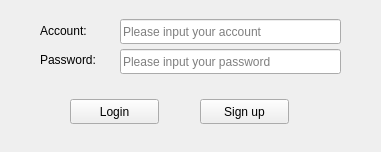
This is loginwindow.ui in Fyy10/File-Backup-System as Qt 5 draws it before an edit. The edited form follows.
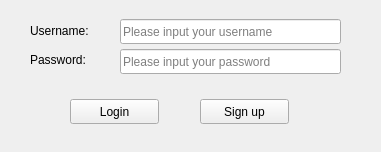
This is the edited form.

Commit message: modify login window & main window

Patch:
```diff
--- a/loginwindow.ui
+++ b/loginwindow.ui
@@ -42,22 +42,22 @@
   <widget class="QLabel" name="AccountLabel">
    <property name="geometry">
     <rect>
-     <x>40</x>
+     <x>30</x>
      <y>20</y>
-     <width>71</width>
+     <width>81</width>
      <height>21</height>
     </rect>
    </property>
    <property name="text">
-    <string>Account:</string>
+    <string>Username:</string>
    </property>
   </widget>
   <widget class="QLabel" name="PasswdLabel">
    <property name="geometry">
     <rect>
-     <x>40</x>
+     <x>30</x>
      <y>50</y>
-     <width>81</width>
+     <width>91</width>
      <height>20</height>
     </rect>
    </property>
@@ -75,7 +75,7 @@
     </rect>
    </property>
    <property name="placeholderText">
-    <string>Please input your account</string>
+    <string>Please input your username</string>
    </property>
   </widget>
   <widget class="QLineEdit" name="PasswdEdit">
```
The commit also changes 2 other files.
